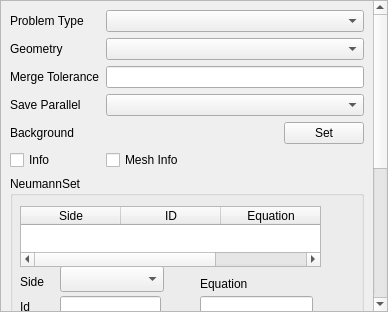
Before: the Qt Designer form Application/qCoreParameters.ui in Sprunth/RGG, drawn with Qt 5.
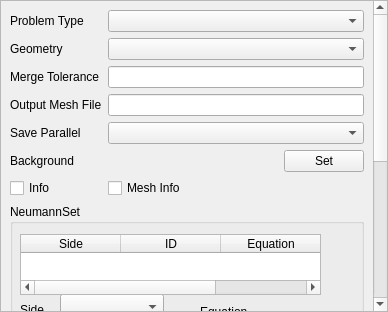
After: the same form once the commit is applied.

Commit message: allow for creation of symetric cores

The edit to the form file:
```diff
--- a/Application/qCoreParameters.ui
+++ b/Application/qCoreParameters.ui
@@ -28,10 +28,94 @@
         <x>0</x>
         <y>0</y>
         <width>371</width>
-        <height>634</height>
+        <height>665</height>
        </rect>
       </property>
       <layout class="QGridLayout" name="gridLayout_2">
+       <item row="1" column="1">
+        <widget class="QComboBox" name="Geometry">
+         <item>
+          <property name="text">
+           <string/>
+          </property>
+         </item>
+         <item>
+          <property name="text">
+           <string>Volume</string>
+          </property>
+         </item>
+         <item>
+          <property name="text">
+           <string>Surface</string>
+          </property>
+         </item>
+        </widget>
+       </item>
+       <item row="4" column="0">
+        <widget class="QLabel" name="label_4">
+         <property name="text">
+          <string>Save Parallel</string>
+         </property>
+        </widget>
+       </item>
+       <item row="4" column="1">
+        <widget class="QComboBox" name="SaveParallel">
+         <item>
+          <property name="text">
+           <string/>
+          </property>
+         </item>
+         <item>
+          <property name="text">
+           <string>Multiple</string>
+          </property>
+         </item>
+         <item>
+          <property name="text">
+           <string>Both</string>
+          </property>
+         </item>
+         <item>
+          <property name="text">
+           <string>One</string>
+          </property>
+         </item>
+        </widget>
+       </item>
+       <item row="6" column="0">
+        <widget class="QCheckBox" name="Info">
+         <property name="text">
+          <string>Info</string>
+         </property>
+        </widget>
+       </item>
+       <item row="2" column="1">
+        <widget class="QLineEdit" name="MergeTolerance"/>
+       </item>
+       <item row="10" column="0" colspan="2">
+        <widget class="QPlainTextEdit" name="UnknownsVars"/>
+       </item>
+       <item row="2" column="0">
+        <widget class="QLabel" name="label_3">
+         <property name="text">
+          <string>Merge Tolerance</string>
+         </property>
+        </widget>
+       </item>
+       <item row="6" column="1">
+        <widget class="QCheckBox" name="MeshInfo">
+         <property name="text">
+          <string>Mesh Info</string>
+         </property>
+        </widget>
+       </item>
+       <item row="1" column="0">
+        <widget class="QLabel" name="label_2">
+         <property name="text">
+          <string>Geometry</string>
+         </property>
+        </widget>
+       </item>
        <item row="0" column="1">
         <widget class="QComboBox" name="ProblemType">
          <item>
@@ -58,95 +142,59 @@
          </property>
         </widget>
        </item>
-       <item row="8" column="0">
+       <item row="9" column="0">
         <widget class="QLabel" name="label_10">
          <property name="text">
           <string>User Defined</string>
          </property>
         </widget>
        </item>
-       <item row="2" column="0">
-        <widget class="QLabel" name="label_3">
-         <property name="text">
-          <string>Merge Tolerance</string>
-         </property>
-        </widget>
-       </item>
-       <item row="1" column="1">
-        <widget class="QComboBox" name="Geometry">
-         <item>
-          <property name="text">
-           <string/>
-          </property>
-         </item>
-         <item>
-          <property name="text">
-           <string>Volume</string>
-          </property>
-         </item>
-         <item>
-          <property name="text">
-           <string>Surface</string>
-          </property>
-         </item>
-        </widget>
-       </item>
-       <item row="1" column="0">
-        <widget class="QLabel" name="label_2">
-         <property name="text">
-          <string>Geometry</string>
-         </property>
-        </widget>
-       </item>
        <item row="5" column="0">
-        <widget class="QCheckBox" name="Info">
+        <widget class="QLabel" name="label_11">
          <property name="text">
-          <string>Info</string>
+          <string>Background</string>
          </property>
         </widget>
        </item>
        <item row="5" column="1">
-        <widget class="QCheckBox" name="MeshInfo">
-         <property name="text">
-          <string>Mesh Info</string>
-         </property>
-        </widget>
-       </item>
-       <item row="3" column="1">
-        <widget class="QComboBox" name="SaveParallel">
+        <layout class="QHBoxLayout" name="horizontalLayout">
          <item>
-          <property name="text">
-           <string/>
-          </property>
+          <widget class="QLabel" name="Background">
+           <property name="text">
+            <string/>
+           </property>
+          </widget>
          </item>
          <item>
-          <property name="text">
-           <string>Multiple</string>
-          </property>
+          <spacer name="horizontalSpacer">
+           <property name="orientation">
+            <enum>Qt::Horizontal</enum>
+           </property>
+           <property name="sizeHint" stdset="0">
+            <size>
+             <width>40</width>
+             <height>20</height>
+            </size>
+           </property>
+          </spacer>
          </item>
          <item>
-          <property name="text">
-           <string>Both</string>
-          </property>
+          <widget class="QPushButton" name="BackgroundSetting">
+           <property name="text">
+            <string>Set</string>
+           </property>
+          </widget>
          </item>
-         <item>
-          <property name="text">
-           <string>One</string>
-          </property>
-         </item>
-        </widget>
-       </item>
-       <item row="2" column="1">
-        <widget class="QLineEdit" name="MergeTolerance"/>
+        </layout>
        </item>
        <item row="3" column="0">
-        <widget class="QLabel" name="label_4">
+        <widget class="QLabel" name="label_12">
          <property name="text">
-          <string>Save Parallel</string>
+          <string>Output Mesh File</string>
          </property>
         </widget>
        </item>
-       <item row="7" column="0" colspan="2">
+       <item row="8" column="0" colspan="2">
         <widget class="QGroupBox" name="groupBox_2">
          <property name="minimumSize">
           <size>
@@ -205,10 +253,7 @@
          </widget>
         </widget>
        </item>
-       <item row="9" column="0" colspan="2">
-        <widget class="QPlainTextEdit" name="UnknownsVars"/>
-       </item>
-       <item row="6" column="0" colspan="2">
+       <item row="7" column="0" colspan="2">
         <widget class="QGroupBox" name="groupBox">
          <property name="minimumSize">
           <size>
@@ -366,43 +411,8 @@
          </widget>
         </widget>
        </item>
-       <item row="4" column="0">
-        <widget class="QLabel" name="label_11">
-         <property name="text">
-          <string>Background</string>
-         </property>
-        </widget>
-       </item>
-       <item row="4" column="1">
-        <layout class="QHBoxLayout" name="horizontalLayout">
-         <item>
-          <widget class="QLabel" name="Background">
-           <property name="text">
-            <string/>
-           </property>
-          </widget>
-         </item>
-         <item>
-          <spacer name="horizontalSpacer">
-           <property name="orientation">
-            <enum>Qt::Horizontal</enum>
-           </property>
-           <property name="sizeHint" stdset="0">
-            <size>
-             <width>40</width>
-             <height>20</height>
-            </size>
-           </property>
-          </spacer>
-         </item>
-         <item>
-          <widget class="QPushButton" name="BackgroundSetting">
-           <property name="text">
-            <string>Set</string>
-           </property>
-          </widget>
-         </item>
-        </layout>
+       <item row="3" column="1">
+        <widget class="QLineEdit" name="OutputFile"/>
        </item>
       </layout>
      </widget>
```
The commit also changes 11 other files.
